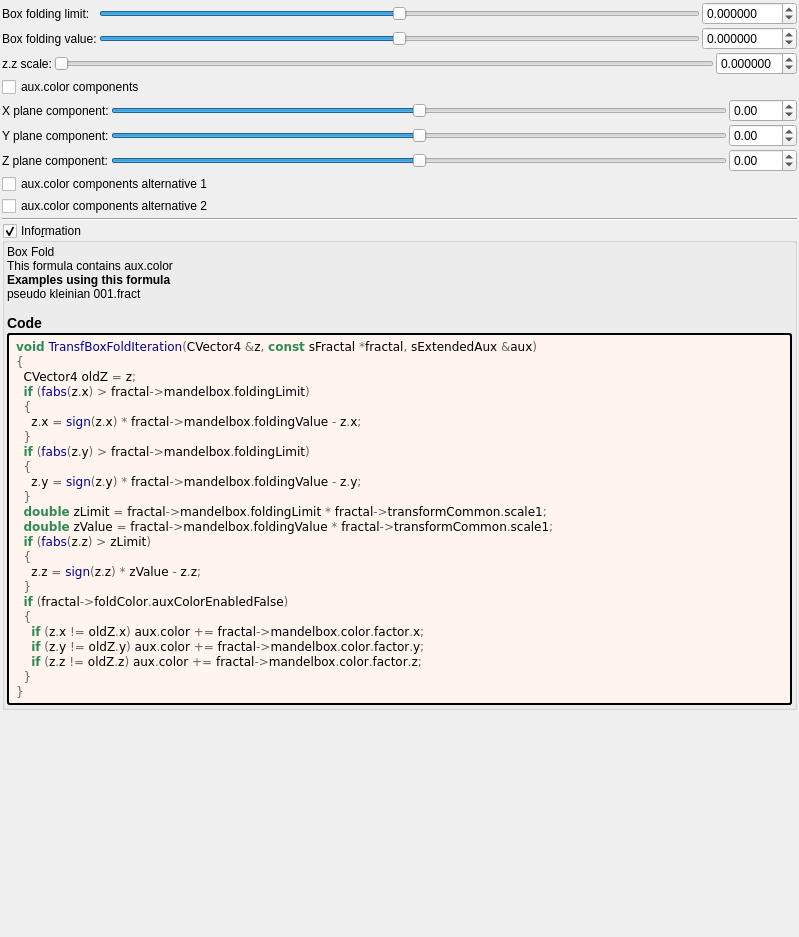
buddhi1980/mandelbulber2, file mandelbulber2/formula/ui/fractal_transf_box_fold.ui: the form before one commit.
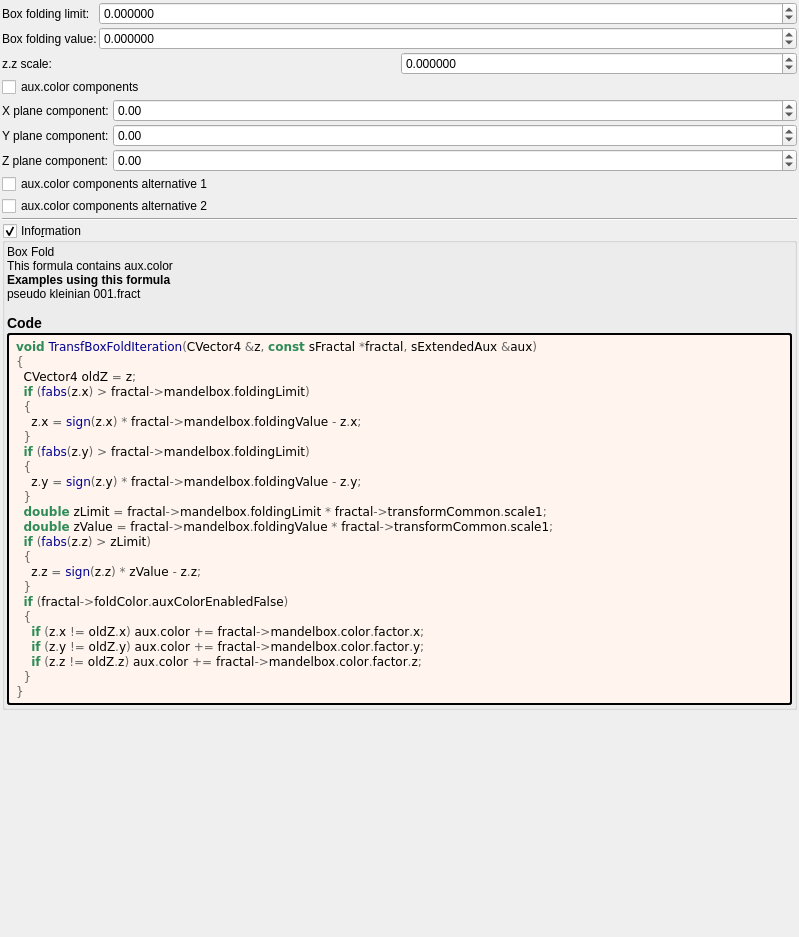
The form after the commit. Custom widgets are drawn as their Qt base class.

Commit message: Cleaned up 18 UIs for fractal transforms

Diff of the .ui file:
```diff
--- a/mandelbulber2/formula/ui/fractal_transf_box_fold.ui
+++ b/mandelbulber2/formula/ui/fractal_transf_box_fold.ui
@@ -30,10 +30,38 @@
     <number>2</number>
    </property>
    <item>
-    <layout class="QGridLayout" name="gridLayout_12">
+    <layout class="QGridLayout" name="gridLayout_12" columnstretch="0,1">
      <property name="spacing">
       <number>2</number>
      </property>
+     <item row="0" column="1">
+      <widget class="MyDoubleSpinBox" name="spinbox_mandelbox_folding_limit">
+       <property name="sizePolicy">
+        <sizepolicy hsizetype="Minimum" vsizetype="Maximum">
+         <horstretch>0</horstretch>
+         <verstretch>0</verstretch>
+        </sizepolicy>
+       </property>
+       <property name="prefix">
+        <string/>
+       </property>
+       <property name="suffix">
+        <string/>
+       </property>
+       <property name="decimals">
+        <number>6</number>
+       </property>
+       <property name="minimum">
+        <double>-100.000000000000000</double>
+       </property>
+       <property name="maximum">
+        <double>100.000000000000000</double>
+       </property>
+       <property name="singleStep">
+        <double>0.100000000000000</double>
+       </property>
+      </widget>
+     </item>
      <item row="0" column="0">
       <widget class="QLabel" name="label_47">
        <property name="text">
@@ -41,8 +69,8 @@
        </property>
       </widget>
      </item>
-     <item row="0" column="2">
-      <widget class="MyDoubleSpinBox" name="spinbox_mandelbox_folding_limit">
+     <item row="1" column="1">
+      <widget class="MyDoubleSpinBox" name="spinbox_mandelbox_folding_value">
        <property name="sizePolicy">
         <sizepolicy hsizetype="Minimum" vsizetype="Maximum">
          <horstretch>0</horstretch>
@@ -76,30 +104,12 @@
        </property>
       </widget>
      </item>
+    </layout>
+   </item>
+   <item>
+    <layout class="QGridLayout" name="gridLayout_16">
      <item row="1" column="1">
-      <widget class="QSlider" name="slider_mandelbox_folding_value">
-       <property name="sizePolicy">
-        <sizepolicy hsizetype="Expanding" vsizetype="Maximum">
-         <horstretch>0</horstretch>
-         <verstretch>0</verstretch>
-        </sizepolicy>
-       </property>
-       <property name="minimum">
-        <number>-10000000</number>
-       </property>
-       <property name="maximum">
-        <number>10000000</number>
-       </property>
-       <property name="singleStep">
-        <number>1</number>
-       </property>
-       <property name="orientation">
-        <enum>Qt::Horizontal</enum>
-       </property>
-      </widget>
-     </item>
-     <item row="1" column="2">
-      <widget class="MyDoubleSpinBox" name="spinbox_mandelbox_folding_value">
+      <widget class="MyDoubleSpinBox" name="spinbox_transf_scale_1">
        <property name="sizePolicy">
         <sizepolicy hsizetype="Minimum" vsizetype="Maximum">
          <horstretch>0</horstretch>
@@ -116,103 +126,27 @@
         <number>6</number>
        </property>
        <property name="minimum">
-        <double>-100.000000000000000</double>
+        <double>-9.990000000000000</double>
        </property>
        <property name="maximum">
-        <double>100.000000000000000</double>
+        <double>9.990000000000000</double>
        </property>
        <property name="singleStep">
         <double>0.100000000000000</double>
        </property>
       </widget>
      </item>
-     <item row="0" column="1">
-      <widget class="QSlider" name="slider_mandelbox_folding_limit">
-       <property name="sizePolicy">
-        <sizepolicy hsizetype="Expanding" vsizetype="Maximum">
-         <horstretch>0</horstretch>
-         <verstretch>0</verstretch>
-        </sizepolicy>
-       </property>
-       <property name="minimum">
-        <number>-10000000</number>
-       </property>
-       <property name="maximum">
-        <number>10000000</number>
-       </property>
-       <property name="singleStep">
-        <number>1</number>
-       </property>
-       <property name="orientation">
-        <enum>Qt::Horizontal</enum>
+     <item row="1" column="0">
+      <widget class="QLabel" name="label_172">
+       <property name="text">
+        <string>z.z scale:</string>
        </property>
       </widget>
      </item>
-     <item row="2" column="0" colspan="3">
-      <layout class="QGridLayout" name="gridLayout_16">
-       <item row="1" column="1">
-        <widget class="QSlider" name="slider_transf_scale_1">
-         <property name="sizePolicy">
-          <sizepolicy hsizetype="Expanding" vsizetype="Maximum">
-           <horstretch>0</horstretch>
-           <verstretch>0</verstretch>
-          </sizepolicy>
-         </property>
-         <property name="minimum">
-          <number>0</number>
-         </property>
-         <property name="maximum">
-          <number>2000000</number>
-         </property>
-         <property name="singleStep">
-          <number>1</number>
-         </property>
-         <property name="orientation">
-          <enum>Qt::Horizontal</enum>
-         </property>
-        </widget>
-       </item>
-       <item row="1" column="2">
-        <widget class="MyDoubleSpinBox" name="spinbox_transf_scale_1">
-         <property name="sizePolicy">
-          <sizepolicy hsizetype="Minimum" vsizetype="Maximum">
-           <horstretch>0</horstretch>
-           <verstretch>0</verstretch>
-          </sizepolicy>
-         </property>
-         <property name="prefix">
-          <string/>
-         </property>
-         <property name="suffix">
-          <string/>
-         </property>
-         <property name="decimals">
-          <number>6</number>
-         </property>
-         <property name="minimum">
-          <double>-9.990000000000000</double>
-         </property>
-         <property name="maximum">
-          <double>9.990000000000000</double>
-         </property>
-         <property name="singleStep">
-          <double>0.100000000000000</double>
-         </property>
-        </widget>
-       </item>
-       <item row="1" column="0">
-        <widget class="QLabel" name="label_172">
-         <property name="text">
-          <string>z.z scale:</string>
-         </property>
-        </widget>
-       </item>
-      </layout>
-     </item>
     </layout>
    </item>
    <item>
-    <layout class="QGridLayout" name="gridLayout_13">
+    <layout class="QGridLayout" name="gridLayout_13" columnstretch="0,0,1">
      <property name="spacing">
       <number>2</number>
      </property>
@@ -251,50 +185,6 @@
        </property>
       </widget>
      </item>
-     <item row="4" column="1">
-      <widget class="QSlider" name="slider3_mandelbox_color_z">
-       <property name="sizePolicy">
-        <sizepolicy hsizetype="Expanding" vsizetype="Maximum">
-         <horstretch>0</horstretch>
-         <verstretch>0</verstretch>
-        </sizepolicy>
-       </property>
-       <property name="minimum">
-        <number>-500</number>
-       </property>
-       <property name="maximum">
-        <number>500</number>
-       </property>
-       <property name="singleStep">
-        <number>1</number>
-       </property>
-       <property name="orientation">
-        <enum>Qt::Horizontal</enum>
-       </property>
-      </widget>
-     </item>
-     <item row="2" column="1">
-      <widget class="QSlider" name="slider3_mandelbox_color_x">
-       <property name="sizePolicy">
-        <sizepolicy hsizetype="Expanding" vsizetype="Maximum">
-         <horstretch>0</horstretch>
-         <verstretch>0</verstretch>
-        </sizepolicy>
-       </property>
-       <property name="minimum">
-        <number>-500</number>
-       </property>
-       <property name="maximum">
-        <number>500</number>
-       </property>
-       <property name="singleStep">
-        <number>1</number>
-       </property>
-       <property name="orientation">
-        <enum>Qt::Horizontal</enum>
-       </property>
-      </widget>
-     </item>
      <item row="2" column="2">
       <widget class="MyDoubleSpinBox" name="spinbox3_mandelbox_color_x">
        <property name="sizePolicy">
@@ -330,28 +220,6 @@
        </property>
       </widget>
      </item>
-     <item row="3" column="1">
-      <widget class="QSlider" name="slider3_mandelbox_color_y">
-       <property name="sizePolicy">
-        <sizepolicy hsizetype="Expanding" vsizetype="Maximum">
-         <horstretch>0</horstretch>
-         <verstretch>0</verstretch>
-        </sizepolicy>
-       </property>
-       <property name="minimum">
-        <number>-500</number>
-       </property>
-       <property name="maximum">
-        <number>500</number>
-       </property>
-       <property name="singleStep">
-        <number>1</number>
-       </property>
-       <property name="orientation">
-        <enum>Qt::Horizontal</enum>
-       </property>
-      </widget>
-     </item>
      <item row="4" column="0">
       <widget class="QLabel" name="label_30">
        <property name="text">
@@ -387,7 +255,7 @@
        </property>
       </widget>
      </item>
-     <item row="1" column="0" colspan="2">
+     <item row="1" column="0" colspan="3">
       <widget class="QCheckBox" name="checkBox_fold_color_aux_color_enabled_false">
        <property name="text">
         <string notr="true">aux.color components</string>
@@ -526,17 +394,17 @@
   </layout>
  </widget>
  <customwidgets>
+  <customwidget>
+   <class>MyDoubleSpinBox</class>
+   <extends>QDoubleSpinBox</extends>
+   <header>my_double_spin_box.h</header>
+  </customwidget>
   <customwidget>
    <class>MyGroupBox</class>
    <extends>QGroupBox</extends>
    <header>my_group_box.h</header>
    <container>1</container>
   </customwidget>
-  <customwidget>
-   <class>MyDoubleSpinBox</class>
-   <extends>QDoubleSpinBox</extends>
-   <header>my_double_spin_box.h</header>
-  </customwidget>
  </customwidgets>
  <tabstops>
   <tabstop>slider_mandelbox_folding_limit</tabstop>
```
Left out of the diff: 3 changed lines with no effect on the pictures. The commit also changes 19 other files.
